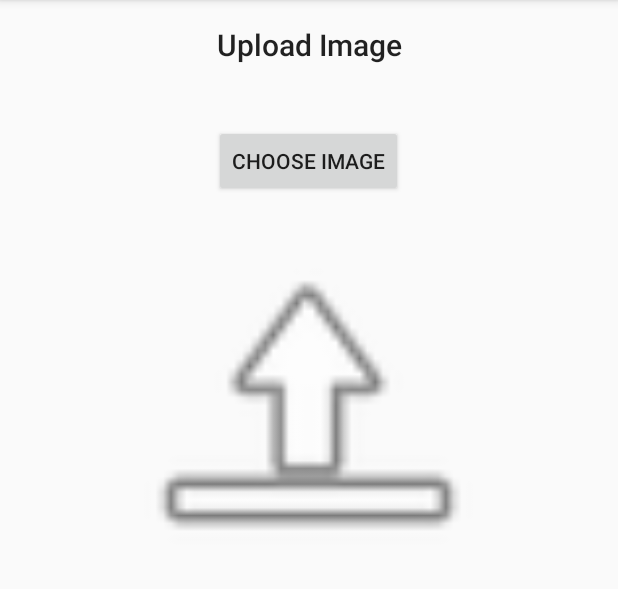
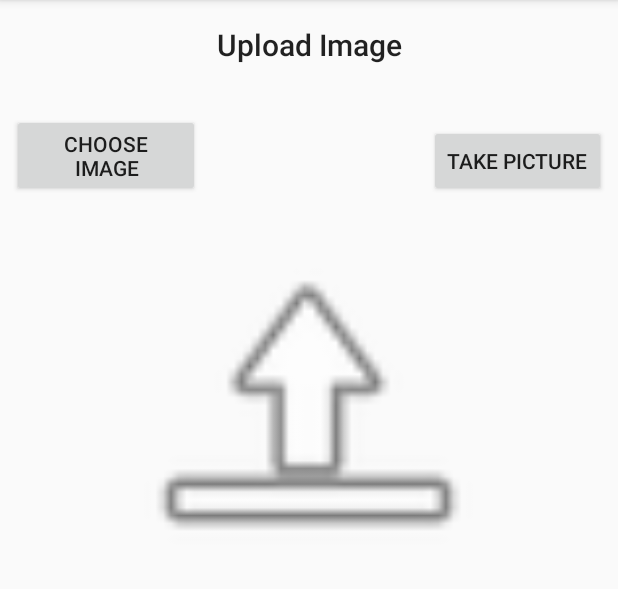
Before and after one commit to theahura/diabetic-retinopathy-analysis, an Android app: the screen it shows after launch (MainActivity), on a phone screen of 412 x 824 dp, the part 84-673 px from its top. Run offline under Robolectric (Android 15) with nearby library versions, the phone set to English and light mode, and no system bars; our stand-ins replace Volley.

Commit message:
added image capture function

```diff
--- a/DRImageUploader/app/build.gradle
+++ b/DRImageUploader/app/build.gradle
@@ -22,6 +22,7 @@ dependencies {
     implementation fileTree(dir: 'libs', include: ['*.jar'])
     implementation 'com.android.support:appcompat-v7:26.1.0'
     implementation 'com.android.support.constraint:constraint-layout:1.0.2'
+    implementation 'com.android.support:support-v4:26.1.0'
     testImplementation 'junit:junit:4.12'
     androidTestImplementation 'com.android.support.test:runner:1.0.1'
     androidTestImplementation 'com.android.support.test.espresso:espresso-core:3.0.1'
--- a/DRImageUploader/app/src/main/res/layout/activity_main.xml
+++ b/DRImageUploader/app/src/main/res/layout/activity_main.xml
@@ -46,14 +46,24 @@
 
     <Button
         android:id="@+id/chooseButton"
+        android:layout_width="125dp"
+        android:layout_height="wrap_content"
+        android:layout_marginBottom="16dp"
+        android:layout_marginStart="8dp"
+        android:onClick="selectImage"
+        android:text="Choose Image"
+        app:layout_constraintBottom_toTopOf="@+id/imageToUpload"
+        app:layout_constraintStart_toStartOf="parent" />
+
+    <Button
+        android:id="@+id/button"
         android:layout_width="wrap_content"
         android:layout_height="wrap_content"
         android:layout_marginBottom="16dp"
-        android:onClick="selectImage"
-        android:text="Choose Image"
+        android:layout_marginEnd="8dp"
+        android:onClick="takePicture"
+        android:text="Take Picture"
         app:layout_constraintBottom_toTopOf="@+id/imageToUpload"
-        app:layout_constraintHorizontal_bias="0.498"
-        app:layout_constraintLeft_toLeftOf="parent"
-        app:layout_constraintRight_toRightOf="parent" />
+        app:layout_constraintEnd_toEndOf="parent" />
 
 </android.support.constraint.ConstraintLayout>
--- a/DRImageUploader/app/src/main/res/values/colors.xml
+++ b/DRImageUploader/app/src/main/res/values/colors.xml
@@ -3,4 +3,6 @@
     <color name="colorPrimary">#3F51B5</color>
     <color name="colorPrimaryDark">#303F9F</color>
     <color name="colorAccent">#FF4081</color>
+
+    <color name="black_overlay">#66000000</color>
 </resources>
--- a/DRImageUploader/app/src/main/res/values/strings.xml
+++ b/DRImageUploader/app/src/main/res/values/strings.xml
@@ -2,4 +2,8 @@
     <string name="app_name">DRImageUploader</string>
     <string name="home_title">Upload Image</string>
     <string name="server_url">http://192.168.1.6:5000/upload</string>
+
+    <string name="title_activity_camera">CameraActivity</string>
+    <string name="dummy_button">Dummy Button</string>
+    <string name="dummy_content">DUMMY\nCONTENT</string>
 </resources>
--- /dev/null
+++ b/DRImageUploader/app/src/main/res/xml/file_paths.xml
@@ -0,0 +1,4 @@
+<?xml version="1.0" encoding="utf-8"?>
+<paths xmlns:android="http://schemas.android.com/apk/res/android">
+    <external-path name="my_images" path="Android/data/com.example.jpatterson.drimageuploader/files/Pictures" />
+</paths>
```
Also changed, not shown: DRImageUploader/app/src/main/AndroidManifest.xml (+20 -4 lines), DRImageUploader/app/src/main/java/com/example/jpatterson/drimageuploader/MainActivity.java (+74 -50 lines), DRImageUploader/app/src/main/res/values/attrs.xml (added, +12 -0 lines), DRImageUploader/app/src/main/res/values/styles.xml (+12 -0 lines).
